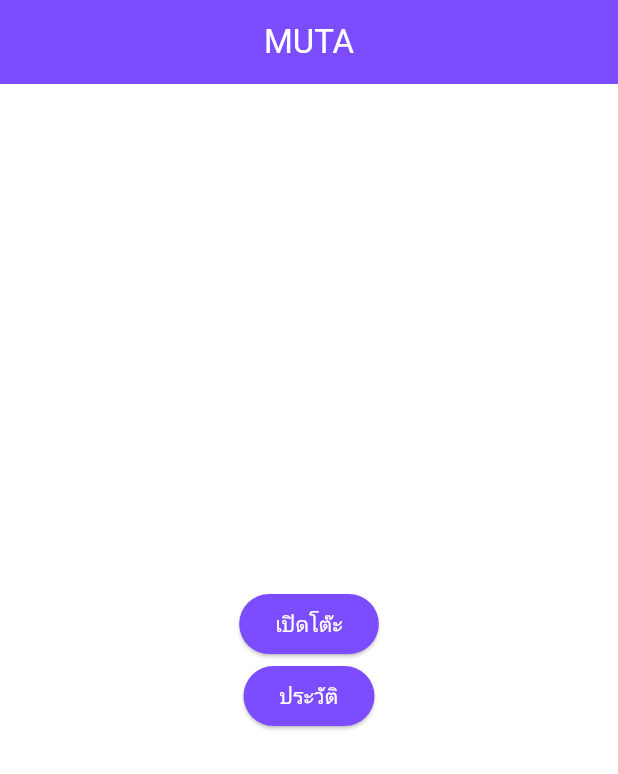
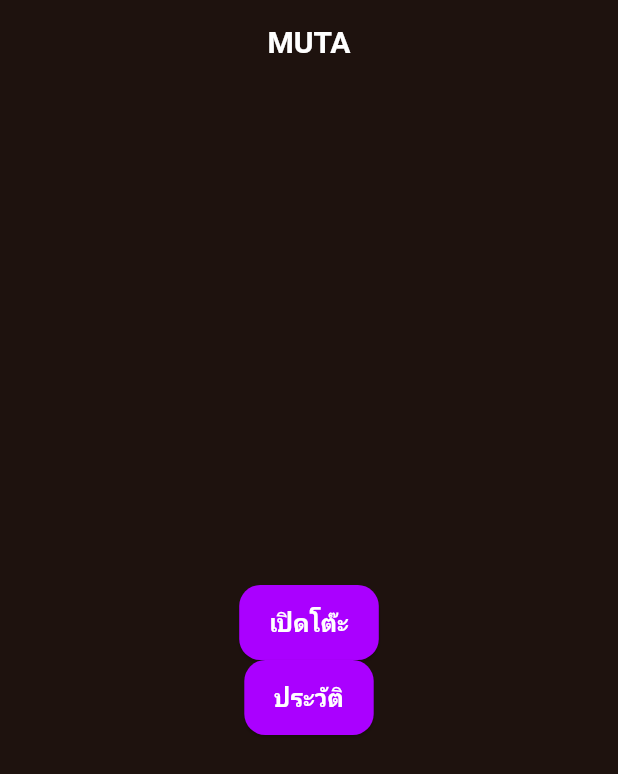
Before and after one commit to Skydev2003/muta, a Flutter app: the screen it shows after launch, on a phone screen of 412 x 824 dp. Shown: the top 774 px of the screen. Run offline on Flutter 3.47's test engine with Material 3 defaults, Android fonts, the phone set to English and light mode, and no system bars; our stand-ins replace flutter_riverpod, freezed_annotation, go_router, supabase_flutter; accounts and stored records are empty.

Commit message:
แก้ไข ThemeApp

```diff
--- a/lib/main.dart
+++ b/lib/main.dart
@@ -21,8 +21,7 @@ class MyApp extends StatelessWidget {
     return MaterialApp.router(
       debugShowCheckedModeBanner: false,
       title: 'Muta',
-      theme: AppTheme.lightTheme,
-      darkTheme: AppTheme.darkTheme,
+      theme: AppTheme.darkTheme,
       themeMode: ThemeMode.system,
       routerConfig: router,
     );
--- a/lib/src/providers/history_provider.dart
+++ b/lib/src/providers/history_provider.dart
@@ -2,17 +2,15 @@ import 'package:flutter_riverpod/flutter_riverpod.dart';
 import 'package:muta/models/history_model.dart';
 import 'package:supabase_flutter/supabase_flutter.dart';
 
-final historyProvider = FutureProvider<List<HistoryModel>>((
-  ref,
-) async {
+final historyProvider = StreamProvider<List<HistoryModel>>((ref) {
   final supabase = Supabase.instance.client;
 
-  final data = await supabase
+  return supabase
       .from('history')
-      .select()
-      .order('id', ascending: false);
-
-  return (data as List)
-      .map((e) => HistoryModel.fromJson(e))
-      .toList();
+      .stream(primaryKey: ['id'])
+      .map((rows) {
+        return rows
+            .map((e) => HistoryModel.fromJson(e))
+            .toList();
+      });
 });
--- a/lib/src/screen/table_screen.dart
+++ b/lib/src/screen/table_screen.dart
@@ -13,7 +13,7 @@ class TableScreen extends ConsumerWidget {
 
     return Scaffold(
       appBar: AppBar(
-        backgroundColor: AppTheme.primaryPurple,
+        backgroundColor: AppTheme.bgDark,
         title: Text('Table Screen'),
         actions: [
           IconButton(
--- a/lib/src/theme/app_theme.dart
+++ b/lib/src/theme/app_theme.dart
@@ -1,86 +1,98 @@
 import 'package:flutter/material.dart';
 
+class AppTheme {
+  // โทนสีของร้านหมูกระทะ
+  static const Color bgDark = Color(
+    0xFF1E120E,
+  ); // พื้นหลังเข้ม
+  static const Color cardDark = Color(
+    0xFF2B1A15,
+  ); // การ์ดเมนู
+  static const Color orange = Color.fromARGB(255, 170, 0, 255); // ปุ่มเด่น
+  static const Color orangeSoft = Color.fromARGB(255, 86, 0, 125); // เน้นแบบนุ่ม
+  static const Color textLight = Colors.white;
+  static const Color textSoft = Colors.white70;
 
-class AppTheme {
-  // สีหลักของแบรนด์
-  static const Color primaryPurple = Color(0xFF7C4DFF);
-  static const Color secondaryPurple = Color(0xFFB388FF);
-  static const Color darkBackground = Color(0xFF121212);
-
-  // ----------- Dark Theme -----------
+  // ---------------------------------------------------------
+  // DARK THEME
+  // ---------------------------------------------------------
   static ThemeData darkTheme = ThemeData(
     brightness: Brightness.dark,
     useMaterial3: true,
 
-    colorScheme: ColorScheme.dark(
-      primary: primaryPurple,
-      secondary: secondaryPurple,
-      surface: darkBackground,
+    scaffoldBackgroundColor: bgDark,
+
+    colorScheme: const ColorScheme.dark(
+      primary: orange,
+      secondary: orangeSoft,
+      surface: cardDark,
     ),
 
-    scaffoldBackgroundColor: darkBackground,
-
+    // -------- APP BAR --------
     appBarTheme: const AppBarTheme(
-      backgroundColor: darkBackground,
+      backgroundColor: bgDark,
       elevation: 0,
-      iconTheme: IconThemeData(color: Colors.white),
       titleTextStyle: TextStyle(
+        color: textLight,
         fontSize: 20,
-        color: Colors.white,
-        fontWeight: FontWeight.w600,
+        fontWeight: FontWeight.bold,
       ),
+      iconTheme: IconThemeData(color: textLight),
     ),
 
-    floatingActionButtonTheme:
-        const FloatingActionButtonThemeData(
-          backgroundColor: primaryPurple,
-          foregroundColor: Colors.white,
-        ),
-
+    // -------- BUTTON --------
     elevatedButtonTheme: ElevatedButtonThemeData(
       style: ElevatedButton.styleFrom(
-        backgroundColor: primaryPurple,
+        backgroundColor: orange,
         foregroundColor: Colors.white,
-        textStyle: const TextStyle(fontSize: 16),
         padding: const EdgeInsets.symmetric(
           vertical: 14,
           horizontal: 20,
         ),
         shape: RoundedRectangleBorder(
           borderRadius: BorderRadius.all(
-            Radius.circular(12),
+            Radius.circular(14),
+          ),
+        ),
+        textStyle: const TextStyle(
+          fontSize: 16,
+          fontWeight: FontWeight.w600,
+        ),
+      ),
+    ),
+
+    outlinedButtonTheme: OutlinedButtonThemeData(
+      style: OutlinedButton.styleFrom(
+        side: const BorderSide(color: textSoft),
+        foregroundColor: textLight,
+        shape: RoundedRectangleBorder(
+          borderRadius: BorderRadius.all(
+            Radius.circular(14),
           ),
         ),
       ),
     ),
 
+    // -------- TEXT --------
     textTheme: const TextTheme(
-      bodyMedium: TextStyle(color: Colors.white),
-      bodyLarge: TextStyle(color: Colors.white),
-      titleLarge: TextStyle(color: Colors.white),
-    ),
-  );
-
-  // ----------- Light Theme (ถ้าต้องการ) -----------
-  static ThemeData lightTheme = ThemeData(
-    brightness: Brightness.light,
-    useMaterial3: true,
-
-    colorScheme: const ColorScheme.light(
-      primary: primaryPurple,
-      secondary: secondaryPurple,
-      surface: Colors.white,
+      bodyMedium: TextStyle(color: textLight),
+      bodyLarge: TextStyle(color: textLight),
+      titleLarge: TextStyle(
+        color: textLight,
+        fontSize: 22,
+        fontWeight: FontWeight.bold,
+      ),
     ),
 
-    appBarTheme: const AppBarTheme(
-      backgroundColor: primaryPurple,
-      foregroundColor: Colors.white,
-    ),
-
-    elevatedButtonTheme: ElevatedButtonThemeData(
-      style: ElevatedButton.styleFrom(
-        backgroundColor: primaryPurple,
-        foregroundColor: Colors.white,
+    // -------- INPUT FIELD --------
+    inputDecorationTheme: InputDecorationTheme(
+      filled: true,
+      fillColor: cardDark,
+      labelStyle: const TextStyle(color: textSoft),
+      hintStyle: const TextStyle(color: textSoft),
+      border: OutlineInputBorder(
+        borderRadius: BorderRadius.circular(14),
+        borderSide: BorderSide.none,
       ),
     ),
   );
```
